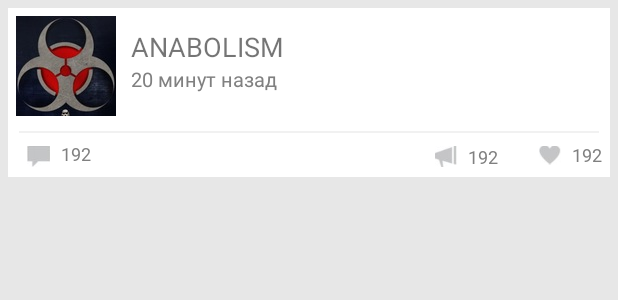
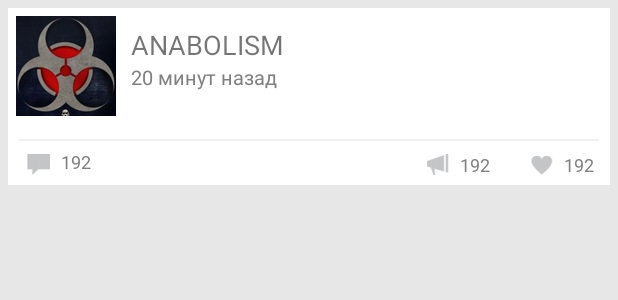
Before and after one commit to Erqwert/SimpleVK, an Android app: the layout feeds_item.xml on its own in the app's theme, with its tools: preview values and no code run, on a phone screen of 412 x 824 dp. Shown: the top 300 px of the screen. Run offline under Robolectric (Android 15) with nearby library versions, the phone set to English and light mode, and no system bars.

Commit message:
Added links parsing to Feed body text
Refined Feed item views
Experimental Feeds Date display (Сегодня в ХХ:хх)

```diff
--- a/app/src/main/java/com/localhost/simplevk/feed/FeedsTasksFragment.java
+++ b/app/src/main/java/com/localhost/simplevk/feed/FeedsTasksFragment.java
@@ -34,7 +34,7 @@ public class FeedsTasksFragment extends Fragment{
   protected Account user;
 
   VKRequest newsFeedRequest;
-  private static final int VKREQUEST_FEEDS_COUNT = 10;
+  private static final int VKREQUEST_FEEDS_COUNT = 50;
 
   private static final String TAG = "FeedsTasksFragment";
 
--- a/app/src/main/res/layout/feeds_item.xml
+++ b/app/src/main/res/layout/feeds_item.xml
@@ -26,8 +26,8 @@
       android:layout_height="wrap_content"
       android:orientation="vertical"
       android:layout_marginLeft="10dp"
-      android:layout_marginTop="8dp"
-      android:gravity="left">
+      android:paddingBottom="10dp"
+      android:layout_gravity="center_vertical">
 
       <TextView
         android:layout_width="wrap_content"
@@ -49,6 +49,7 @@
   <LinearLayout
     android:layout_width="match_parent"
     android:layout_height="wrap_content"
+    android:layout_marginTop="5dp"
     android:orientation="vertical"
     android:id="@+id/feed_llBody"
     android:layout_below="@+id/feed_llHeader">
@@ -57,6 +58,8 @@
       android:layout_width="match_parent"
       android:layout_height="wrap_content"
       android:visibility="gone"
+      android:autoLink="all"
+      android:linksClickable="true"
       android:id="@+id/feed_tvText"/>
   </LinearLayout>
 
@@ -105,12 +108,14 @@
       <LinearLayout
         android:layout_width="wrap_content"
         android:layout_height="wrap_content"
+        android:layout_marginRight="5dp"
         android:orientation="horizontal"
         android:id="@+id/feed_llLikes"
         android:layout_alignParentRight="true">
 
         <ImageView
           style="@style/AppTheme.TextView.FeedsItemFooterCounts"
+          android:paddingTop="2dp"
           android:src="@drawable/like"
           android:scaleX="0.5"
           android:scaleY="0.5"
```
